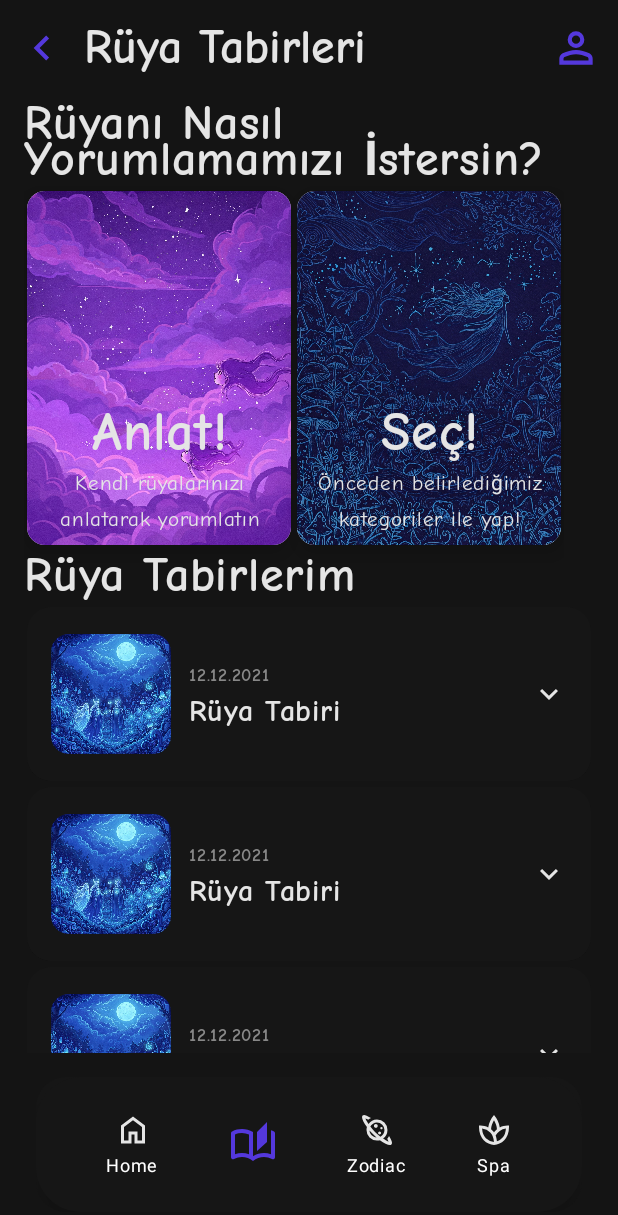
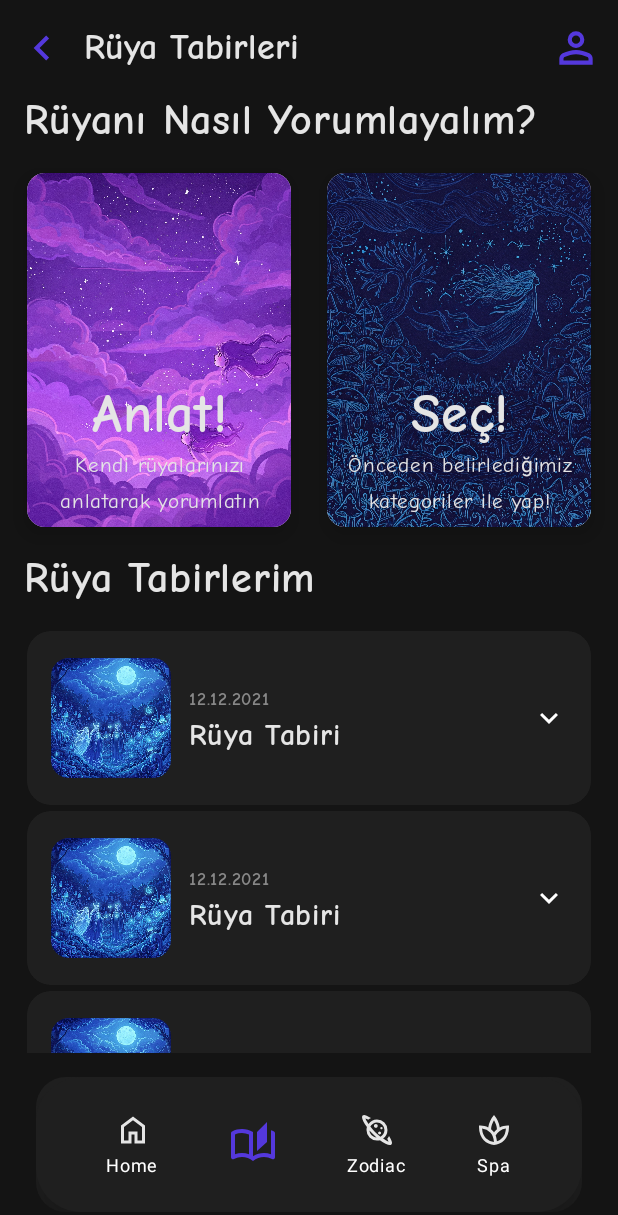
Before and after one commit to snmozg/Rani, an Android app built with Jetpack Compose: the screen it shows after launch (MainActivity), after a tap on "Dream", on a phone screen of 412 x 824 dp. Shown: the top 1215 px of the screen. Run offline under Robolectric (Android 15) with nearby library versions, the phone set to English and light mode, and no system bars.

Commit message:
zodiac icons added. And theme fixed.

```diff
--- a/app/src/main/java/com/sozge/rani/components/CustomText.kt
+++ b/app/src/main/java/com/sozge/rani/components/CustomText.kt
@@ -17,7 +17,7 @@ import com.sozge.rani.utils.myFont
 @Composable
 fun CustomText(
     text: String,
-    fontSize: TextUnit = 32.sp,
+    fontSize: TextUnit = 28.sp,
     fontWeight: FontWeight = FontWeight.Bold,
     color: Color = MaterialTheme.colorScheme.onBackground,
     textAlign: TextAlign = TextAlign.Start,
--- a/app/src/main/java/com/sozge/rani/components/FloatingBottomNavBar.kt
+++ b/app/src/main/java/com/sozge/rani/components/FloatingBottomNavBar.kt
@@ -50,12 +50,14 @@ fun FloatingBottomNavBar(
             .padding(horizontal = 24.dp, vertical = 16.dp)
             .height(90.dp)
             .clip(RoundedCornerShape(20.dp))
-            .background(Color(0xFF161616))
+            .background(MaterialTheme.colorScheme.tertiary)
             .shadow(10.dp, shape = RoundedCornerShape(30.dp)),
         contentAlignment = Alignment.Center
     ) {
         Row(
-            modifier = Modifier.fillMaxSize().background(Color(0xFF161616)),
+            modifier = Modifier
+                .fillMaxSize()
+                .background(MaterialTheme.colorScheme.tertiary),
             horizontalArrangement = Arrangement.SpaceEvenly,
             verticalAlignment = Alignment.CenterVertically
         ) {
--- a/app/src/main/java/com/sozge/rani/components/HeaderBar.kt
+++ b/app/src/main/java/com/sozge/rani/components/HeaderBar.kt
@@ -61,7 +61,7 @@ fun HeaderBar(
                         CustomText(
                             text = "Rani'ye Hoş Geldiniz!",
                             color = MaterialTheme.colorScheme.onBackground,
-                            fontSize = 14.sp
+                            fontSize = 18.sp
                         )
                     }
                 }
@@ -69,6 +69,7 @@ fun HeaderBar(
                 CustomText(
                     text = title,
                     color = MaterialTheme.colorScheme.onBackground,
+                    fontSize = 24.sp,
                     )
             }
         },
--- a/app/src/main/java/com/sozge/rani/components/InterpretationCard.kt
+++ b/app/src/main/java/com/sozge/rani/components/InterpretationCard.kt
@@ -61,10 +61,10 @@ fun InterpretationCard(
             .clip(RoundedCornerShape(16.dp))
             .shadow(8.dp, RoundedCornerShape(16.dp))
             .clickable { expanded = !expanded },
-        colors = CardDefaults.cardColors(containerColor = Color(0xFF161616))
+        colors = CardDefaults.cardColors(containerColor = MaterialTheme.colorScheme.tertiary)
     ) {
         Column(
-            modifier = Modifier.fillMaxSize().background(Color(0xFF161616)),
+            modifier = Modifier.fillMaxSize().background(MaterialTheme.colorScheme.tertiary),
             verticalArrangement = Arrangement.Center,
             horizontalAlignment = Alignment.Start
         ) {
@@ -106,9 +106,3 @@ fun InterpretationCard(
         }
     }
 }
-
-@Preview
-@Composable
-fun PreviewInterpretationCard() {
-    InterpretationCard()
-}
--- a/app/src/main/java/com/sozge/rani/components/ZodiacCard.kt
+++ b/app/src/main/java/com/sozge/rani/components/ZodiacCard.kt
@@ -1,7 +1,9 @@
 package com.sozge.rani.components
 
+import androidx.compose.foundation.BorderStroke
 import androidx.compose.foundation.Image
 import androidx.compose.foundation.background
+import androidx.compose.foundation.border
 import androidx.compose.foundation.layout.Arrangement
 import androidx.compose.foundation.layout.Column
 import androidx.compose.foundation.layout.fillMaxSize
@@ -9,12 +11,15 @@ import androidx.compose.foundation.layout.fillMaxWidth
 import androidx.compose.foundation.layout.height
 import androidx.compose.foundation.layout.padding
 import androidx.compose.foundation.layout.width
+import androidx.compose.foundation.shape.RoundedCornerShape
+import androidx.compose.material3.Card
 import androidx.compose.material3.CardDefaults
 import androidx.compose.material3.ElevatedCard
 import androidx.compose.material3.MaterialTheme
 import androidx.compose.runtime.Composable
 import androidx.compose.ui.Alignment
 import androidx.compose.ui.Modifier
+import androidx.compose.ui.draw.clip
 import androidx.compose.ui.graphics.Color
 import androidx.compose.ui.res.painterResource
 import androidx.compose.ui.unit.dp
@@ -26,16 +31,19 @@ fun ZodiacCard(
     text: String,
     icon: Int = R.drawable.gemini
 ) {
-    ElevatedCard(
-        elevation = CardDefaults.cardElevation(defaultElevation = 3.dp),
+    Card(
         onClick = { },
         modifier = Modifier
+            .background(MaterialTheme.colorScheme.background)
             .height(150.dp)
             .width(120.dp)
             .padding(end = 5.dp),
+        border = BorderStroke(2.dp, MaterialTheme.colorScheme.tertiary),
     ) {
         Column(
-            modifier = Modifier.fillMaxSize().background(MaterialTheme.colorScheme.tertiary),
+            modifier = Modifier
+                .fillMaxSize()
+                .background(MaterialTheme.colorScheme.background),
             verticalArrangement = Arrangement.Bottom,
             horizontalAlignment = Alignment.CenterHorizontally
         ) {
--- a/app/src/main/java/com/sozge/rani/pages/DreamPage.kt
+++ b/app/src/main/java/com/sozge/rani/pages/DreamPage.kt
@@ -3,6 +3,7 @@ package com.sozge.rani.pages
 import androidx.compose.foundation.background
 import androidx.compose.foundation.layout.Arrangement
 import androidx.compose.foundation.layout.Column
+import androidx.compose.foundation.layout.Row
 import androidx.compose.foundation.layout.fillMaxSize
 import androidx.compose.foundation.layout.fillMaxWidth
 import androidx.compose.foundation.layout.padding
@@ -15,6 +16,7 @@ import androidx.compose.runtime.getValue
 import androidx.compose.runtime.mutableStateOf
 import androidx.compose.runtime.remember
 import androidx.compose.runtime.setValue
+import androidx.compose.ui.Alignment
 import androidx.compose.ui.Modifier
 import androidx.compose.ui.graphics.Color
 import androidx.compose.ui.tooling.preview.Preview
@@ -53,18 +55,21 @@ fun DreamPage(navController: NavController) {
                 .padding(innerPadding)
                 .fillMaxSize()
                 .background(MaterialTheme.colorScheme.background),
-            verticalArrangement = Arrangement.SpaceBetween,
+            verticalArrangement = Arrangement.spacedBy(16.dp),
         ) {
             Column(
                 modifier = Modifier
                     .fillMaxWidth()
                     .padding(start = 16.dp, end = 16.dp),
-                verticalArrangement = Arrangement.Center
+                verticalArrangement = Arrangement.spacedBy(16.dp)
             ) {
-                CustomText(text ="Rüyanı Nasıl Yorumlamamızı İstersin?")
+                CustomText(text ="Rüyanı Nasıl Yorumlayalım?")
 
-                LazyRow {
-                    items(1){
+                Row(
+                    modifier = Modifier.fillMaxWidth(),
+                    horizontalArrangement = Arrangement.SpaceBetween,
+                    verticalAlignment = Alignment.CenterVertically
+                ) {
                     DreamCard(
                         title = "Anlat!",
                         description = "Kendi rüyalarınızı anlatarak yorumlatın",
@@ -79,13 +84,12 @@ fun DreamPage(navController: NavController) {
                     )
                 }
             }
-            }
 
             Column(
                 modifier = Modifier
                     .fillMaxWidth()
                     .padding(start = 16.dp, end = 16.dp),
-                verticalArrangement = Arrangement.Center
+                verticalArrangement = Arrangement.spacedBy(16.dp)
             ){
                 CustomText(text ="Rüya Tabirlerim")
 
--- a/app/src/main/java/com/sozge/rani/pages/HomePage.kt
+++ b/app/src/main/java/com/sozge/rani/pages/HomePage.kt
@@ -3,6 +3,7 @@ package com.sozge.rani.pages
 import androidx.compose.foundation.BorderStroke
 import androidx.compose.foundation.background
 import androidx.compose.foundation.layout.Arrangement
+import androidx.compose.foundation.layout.Box
 import androidx.compose.foundation.layout.Column
 import androidx.compose.foundation.layout.fillMaxSize
 import androidx.compose.foundation.layout.fillMaxWidth
@@ -20,6 +21,7 @@ import androidx.compose.runtime.remember
 import androidx.compose.runtime.setValue
 import androidx.compose.ui.Alignment
 import androidx.compose.ui.Modifier
+import androidx.compose.ui.graphics.Brush
 import androidx.compose.ui.graphics.Color
 import androidx.compose.ui.text.font.FontWeight
 import androidx.compose.ui.text.style.TextAlign
@@ -65,7 +67,7 @@ fun HomePage(navController: NavController) {
                 modifier = Modifier
                     .fillMaxWidth()
                     .padding(start = 16.dp, end = 16.dp),
-                verticalArrangement = Arrangement.Center
+                verticalArrangement = Arrangement.spacedBy(16.dp)
             ) {
                 CustomText(text = "Günün Manifesti")
 
@@ -77,10 +79,23 @@ fun HomePage(navController: NavController) {
                         .height(100.dp),
                     border = BorderStroke(0.2.dp, MaterialTheme.colorScheme.primary)
                 ) {
+                    Box(
+                        modifier = Modifier
+                            .fillMaxSize()
+                            .background(
+                                Brush.verticalGradient(
+                                    colors = listOf(
+                                        Color(0xFF991433),
+                                        Color(0xFFB24C63),
+                                        Color(0xFFB46073)
+                                    )
+                                )
+                            )
+                    ) {
                         Column(
                             modifier = Modifier
                                 .fillMaxSize()
-                            .background(MaterialTheme.colorScheme.primary),
+                                .padding(16.dp),  // İçerik için padding ekledim
                             verticalArrangement = Arrangement.Center,
                             horizontalAlignment = Alignment.CenterHorizontally
                         ) {
@@ -95,11 +110,13 @@ fun HomePage(navController: NavController) {
                     }
                 }
 
+            }
+
             Column(
                 modifier = Modifier
                     .fillMaxWidth()
                     .padding(start = 16.dp, end = 16.dp),
-                verticalArrangement = Arrangement.Center
+                verticalArrangement = Arrangement.spacedBy(16.dp)
             ) {
                 CustomText(text = "Rüyanı Yorumlayalım!")
 
@@ -125,18 +142,24 @@ fun HomePage(navController: NavController) {
                 modifier = Modifier
                     .fillMaxWidth()
                     .padding(start = 16.dp, end = 16.dp),
-                verticalArrangement = Arrangement.Center
+                verticalArrangement = Arrangement.spacedBy(16.dp)
             ) {
                 CustomText(text = "Burçlar")
 
                 LazyRow {
                     items(1) {
-                        ZodiacCard("İkizler")
-                        ZodiacCard("İkizler")
-                        ZodiacCard("İkizler")
-                        ZodiacCard("İkizler")
-                        ZodiacCard("İkizler")
-                        ZodiacCard("İkizler")
+                        ZodiacCard("Koç", R.drawable.aries)
+                        ZodiacCard("Boğa", R.drawable.taurus)
+                        ZodiacCard("İkizler", R.drawable.gemini)
+                        ZodiacCard("Yengeç", R.drawable.cancer)
+                        ZodiacCard("Aslan", R.drawable.leo)
+                        ZodiacCard("Başak", R.drawable.virgo)
+                        ZodiacCard("Terazi", R.drawable.libra)
+                        ZodiacCard("Akrep", R.drawable.scorpio)
+                        ZodiacCard("Yay", R.drawable.sagittarius)
+                        ZodiacCard("Oğlak", R.drawable.capricorn)
+                        ZodiacCard("Kova", R.drawable.aquarius)
+                        ZodiacCard("Balık", R.drawable.pisces)
                     }
                 }
             }
--- a/app/src/main/java/com/sozge/rani/ui/theme/Color.kt
+++ b/app/src/main/java/com/sozge/rani/ui/theme/Color.kt
@@ -16,5 +16,8 @@ val chinaRose = Color(0xFFB24C63)
 val newBlack = Color(0xFF141414)
 val newWhite = Color(0xFFE5E5E5)
 
-val lightNewBlack = Color(0xFF161616)
-val lightChinaRose = Color(0xFF6C8397)
+val lightNewBlack = Color(0xFF1F1F1F)
+
+val darkChinaRose = Color(0xFFB63B57)
+val _chinaRose = Color(0xFFB24C63)
+val lightChinaRose = Color(0xFFAD4C62)
--- a/app/src/main/java/com/sozge/rani/ui/theme/Theme.kt
+++ b/app/src/main/java/com/sozge/rani/ui/theme/Theme.kt
@@ -16,7 +16,7 @@ private val DarkColorScheme = darkColorScheme(
     secondary = chinaRose,
     background = newBlack,
     onBackground = newWhite,
-    tertiary = lightChinaRose
+    tertiary = lightNewBlack
 )
 
 private val LightColorScheme = lightColorScheme(
@@ -24,7 +24,7 @@ private val LightColorScheme = lightColorScheme(
     secondary = chinaRose,
     background = newBlack,
     onBackground = newWhite,
-    tertiary = lightChinaRose
+    tertiary = lightNewBlack
 )
 
 @Composable
```
Also changed, not shown: app/src/main/res/drawable/aquarius.png (added), app/src/main/res/drawable/aries.png (added), app/src/main/res/drawable/cancer.png (added), app/src/main/res/drawable/capricorn.png (added), app/src/main/res/drawable/leo.png (added), app/src/main/res/drawable/libra.png (added), app/src/main/res/drawable/pisces.png (added), app/src/main/res/drawable/sagittarius.png (added), app/src/main/res/drawable/scorpio.png (added), app/src/main/res/drawable/taurus.png (added), app/src/main/res/drawable/virgo.png (added). Lines whose indentation alone changed are shown as unchanged.
